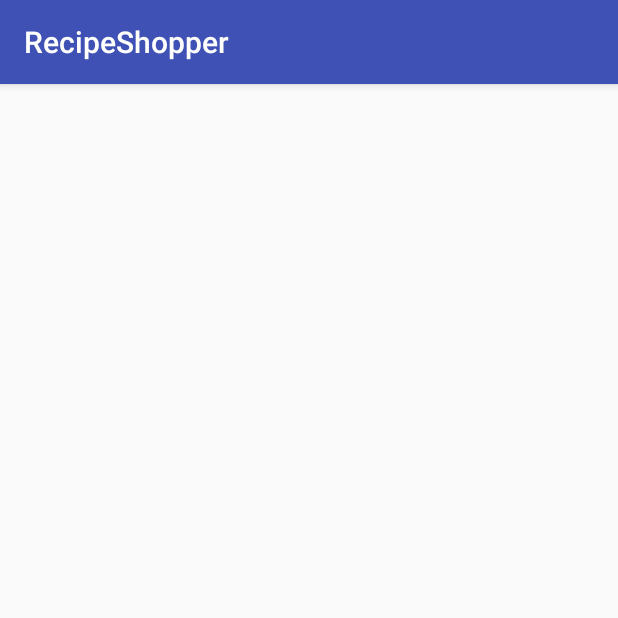
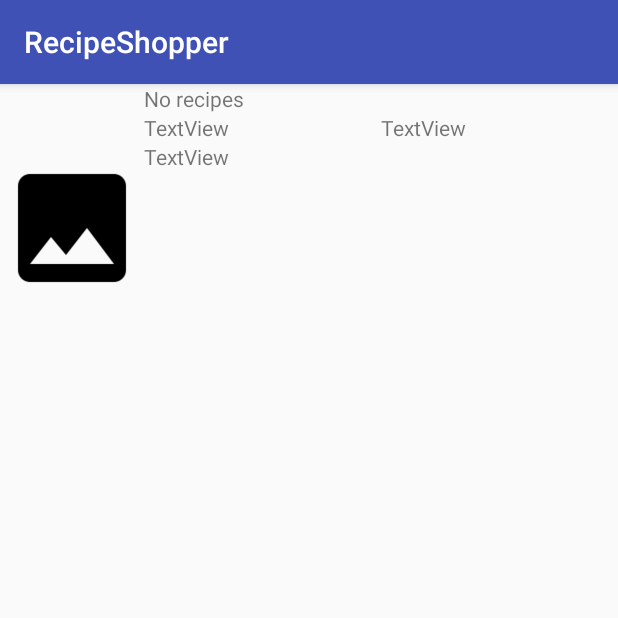
Before and after one commit to w7jh9a2/RecipeShopper, an Android app: the screen it shows after launch (MainActivity), on a phone screen of 412 x 824 dp, the top half of it. Run offline under Robolectric (Android 15) with nearby library versions, the phone set to English and light mode, and no system bars; our stand-ins replace Picasso; pictures from the network do not load; 6 statements that could not run were skipped.

Commit message:
Added RecipeRecyclerViewAdapter to populate main activity

```diff
--- a/app/src/main/java/com/example/nam/recipeshopper/MainActivity.java
+++ b/app/src/main/java/com/example/nam/recipeshopper/MainActivity.java
@@ -1,15 +1,18 @@
 package com.example.nam.recipeshopper;
 
 import android.os.Bundle;
+import android.support.v7.widget.LinearLayoutManager;
 import android.support.v7.widget.RecyclerView;
 import android.util.Log;
 import android.widget.ListView;
 
+import java.util.ArrayList;
 import java.util.List;
 
 public class MainActivity extends BaseActivity implements GetRecipeHtmlData.OnDataAvailable {
     private static final String TAG = "MainActivity";
-    private ListView listRecipes;
+    private RecipeRecyclerViewAdapter mRecipeRecyclerViewAdapter;
+    private List<RecipeEntry> listRecipes = new ArrayList<>();
 
 
     @Override
@@ -21,6 +24,10 @@ public class MainActivity extends BaseActivity implements GetRecipeHtmlData.OnDa
 
         // TODO: create RecyclerViewAdapter.
         RecyclerView recyclerView = (RecyclerView) findViewById(R.id.recycler_view);
+        recyclerView.setLayoutManager(new LinearLayoutManager(this));
+
+        mRecipeRecyclerViewAdapter = new RecipeRecyclerViewAdapter(this, listRecipes);
+        recyclerView.setAdapter(mRecipeRecyclerViewAdapter);
     }
 
     @Override
@@ -28,7 +35,6 @@ public class MainActivity extends BaseActivity implements GetRecipeHtmlData.OnDa
         Log.d(TAG, "onResume: starts");
         super.onResume();
 
-        // Testing GetRecipeHtmlData
         GetRecipeHtmlData getRecipeHtmlData = new GetRecipeHtmlData(this);
         getRecipeHtmlData.execute("https://www.seriouseats.com/recipes/2011/07/real-deal-mapo-dofu-tofu-chinese-sichuan-recipe.html");
     }
@@ -38,6 +44,8 @@ public class MainActivity extends BaseActivity implements GetRecipeHtmlData.OnDa
         Log.d(TAG, "onDataAvailable: starts");
 
         if(status == DownloadStatus.OK) {
+            listRecipes.add(newEntry);
+            mRecipeRecyclerViewAdapter.loadNewData(listRecipes);
             Log.d(TAG, "onDataAvailable: adds entry to existing list here");
         } else {
             // download or processing failed
--- /dev/null
+++ b/app/src/main/java/com/example/nam/recipeshopper/RecipeRecyclerViewAdapter.java
@@ -0,0 +1,84 @@
+package com.example.nam.recipeshopper;
+
+import android.content.Context;
+import android.support.v7.widget.RecyclerView;
+import android.util.Log;
+import android.view.LayoutInflater;
+import android.view.View;
+import android.view.ViewGroup;
+import android.widget.ImageView;
+import android.widget.TextView;
+
+import com.squareup.picasso.Picasso;
+
+import org.w3c.dom.Text;
+
+import java.util.List;
+
+public class RecipeRecyclerViewAdapter extends RecyclerView.Adapter<RecipeRecyclerViewAdapter.RecipeViewHolder> {
+    private static final String TAG = "RecipeRecyclerViewAdapt";
+    private List<RecipeEntry> mRecipeList;
+    private Context mContext;
+
+    public RecipeRecyclerViewAdapter(Context context, List<RecipeEntry> recipeList) {
+        mContext = context;
+        mRecipeList = recipeList;
+    }
+
+    @Override
+    public RecipeRecyclerViewAdapter.RecipeViewHolder onCreateViewHolder(ViewGroup parent, int viewType) {
+        Log.d(TAG, "onCreateViewHolder: new view requested");
+        View view = LayoutInflater.from(parent.getContext()).inflate(R.layout.list_entry, parent, false);
+        return new RecipeViewHolder(view);
+    }
+
+    @Override
+    public void onBindViewHolder(RecipeRecyclerViewAdapter.RecipeViewHolder holder, int position) {
+
+        if((mRecipeList == null) || (mRecipeList.size() == 0)) {
+            holder.thumbnail.setImageResource(R.drawable.placeholder);
+            holder.title.setText("No recipes");
+        } else {
+            RecipeEntry recipeEntry = mRecipeList.get(position);
+            Log.d(TAG, "onBindViewHolder: " + recipeEntry.getTitle() + "---> " + position);
+            Picasso.get().load(recipeEntry.getImageURL())
+                    .error(R.drawable.placeholder)
+                    .placeholder(R.drawable.placeholder)
+                    .into(holder.thumbnail);
+
+            holder.title.setText(recipeEntry.getTitle());
+            holder.yield.setText(recipeEntry.getYield());
+            holder.totalTime.setText(recipeEntry.getTotalTime());
+            holder.activeTime.setText(recipeEntry.getActiveTime());
+        }
+    }
+
+    @Override
+    public int getItemCount() {
+        return ((mRecipeList != null) && (mRecipeList.size() != 0) ? mRecipeList.size() : 1);
+    }
+
+    void loadNewData(List<RecipeEntry> updatedList) {
+        mRecipeList = updatedList;
+        notifyDataSetChanged();
+    }
+
+    static class RecipeViewHolder extends RecyclerView.ViewHolder {
+        private static final String TAG = "RecipeViewHolder";
+        ImageView thumbnail = null;
+        TextView title = null;
+        TextView yield = null;
+        TextView activeTime = null;
+        TextView totalTime = null;
+
+        public RecipeViewHolder(View itemView) {
+            super(itemView);
+            Log.d(TAG, "RecipeViewHolder: starts");
+            this.thumbnail = (ImageView) itemView.findViewById(R.id.thumbnail);
+            this.title = (TextView) itemView.findViewById(R.id.title);
+            this.yield = (TextView) itemView.findViewById(R.id.yield);
+            this.activeTime = (TextView) itemView.findViewById(R.id.activeTime);
+            this.totalTime = (TextView) itemView.findViewById(R.id.totalTime);
+        }
+    }
+}
--- a/app/src/main/res/layout/activity_ingredients.xml
+++ b/app/src/main/res/layout/activity_ingredients.xml
@@ -28,6 +28,6 @@
         android:layout_height="wrap_content"
         android:layout_gravity="bottom|end"
         android:layout_margin="@dimen/fab_margin"
-        app:srcCompat="@android:drawable/ic_dialog_email" />
+        app:srcCompat="@android:drawable/ic_input_add" />
 
 </android.support.design.widget.CoordinatorLayout>
--- a/app/src/main/res/layout/activity_main.xml
+++ b/app/src/main/res/layout/activity_main.xml
@@ -1,18 +1,14 @@
 <?xml version="1.0" encoding="utf-8"?>
-<android.support.constraint.ConstraintLayout xmlns:android="http://schemas.android.com/apk/res/android"
+<android.support.design.widget.CoordinatorLayout xmlns:android="http://schemas.android.com/apk/res/android"
     xmlns:app="http://schemas.android.com/apk/res-auto"
     xmlns:tools="http://schemas.android.com/tools"
     android:layout_width="match_parent"
     android:layout_height="match_parent"
     tools:context="com.example.nam.recipeshopper.MainActivity">
 
-    <ListView
-        android:id="@+id/recipeListView"
-        android:layout_width="368dp"
-        android:layout_height="495dp"
-        android:layout_marginTop="16dp"
-        app:layout_constraintLeft_toLeftOf="parent"
-        app:layout_constraintRight_toRightOf="parent"
-        app:layout_constraintTop_toTopOf="parent" />
+    <include
+        layout="@layout/content_main"
+        android:layout_width="match_parent"
+        android:layout_height="wrap_content" />
 
-</android.support.constraint.ConstraintLayout>
+</android.support.design.widget.CoordinatorLayout>
--- a/app/src/main/res/layout/content_ingredients.xml
+++ b/app/src/main/res/layout/content_ingredients.xml
@@ -2,10 +2,15 @@
 <android.support.constraint.ConstraintLayout xmlns:android="http://schemas.android.com/apk/res/android"
     xmlns:app="http://schemas.android.com/apk/res-auto"
     xmlns:tools="http://schemas.android.com/tools"
+    android:id="@+id/content_ingredients"
     android:layout_width="match_parent"
     android:layout_height="match_parent"
     app:layout_behavior="@string/appbar_scrolling_view_behavior"
     tools:context=".IngredientsActivity"
     tools:showIn="@layout/activity_ingredients">
 
+    <android.support.v7.widget.RecyclerView
+        android:id="@+id/recycler_ingredients"
+        android:layout_width="match_parent"
+        android:layout_height="match_parent" />
 </android.support.constraint.ConstraintLayout>
--- a/app/src/main/res/layout/list_entry.xml
+++ b/app/src/main/res/layout/list_entry.xml
@@ -1,5 +1,58 @@
 <?xml version="1.0" encoding="utf-8"?>
-<android.support.v4.view.ViewPager xmlns:android="http://schemas.android.com/apk/res/android"
-    android:layout_width="match_parent" android:layout_height="match_parent">
+<LinearLayout xmlns:android="http://schemas.android.com/apk/res/android"
+    xmlns:app="http://schemas.android.com/apk/res-auto"
+    android:id="@+id/viewPager"
+    android:layout_width="match_parent"
+    android:layout_height="match_parent">
 
-</android.support.v4.view.ViewPager>
+    <ImageView
+        android:id="@+id/thumbnail"
+        android:layout_width="wrap_content"
+        android:layout_height="wrap_content"
+        android:layout_weight="1"
+        app:srcCompat="@drawable/placeholder" />
+
+    <LinearLayout
+        android:layout_width="match_parent"
+        android:layout_height="wrap_content"
+        android:layout_weight="1"
+        android:orientation="vertical">
+
+        <TextView
+            android:id="@+id/title"
+            android:layout_width="match_parent"
+            android:layout_height="wrap_content"
+            android:layout_weight="1"
+            android:text="TextView" />
+
+        <LinearLayout
+            android:layout_width="match_parent"
+            android:layout_height="match_parent"
+            android:layout_weight="1"
+            android:orientation="horizontal">
+
+            <TextView
+                android:id="@+id/activeTime"
+                android:layout_width="wrap_content"
+                android:layout_height="wrap_content"
+                android:layout_weight="1"
+                android:text="TextView" />
+
+            <TextView
+                android:id="@+id/totalTime"
+                android:layout_width="wrap_content"
+                android:layout_height="wrap_content"
+                android:layout_weight="1"
+                android:text="TextView" />
+        </LinearLayout>
+
+        <TextView
+            android:id="@+id/yield"
+            android:layout_width="match_parent"
+            android:layout_height="wrap_content"
+            android:layout_weight="1"
+            android:text="TextView" />
+
+    </LinearLayout>
+
+</LinearLayout>
```
Also changed, not shown: app/build.gradle (+6 -5 lines), app/src/main/java/com/example/nam/recipeshopper/BaseActivity.java (+7 -1 lines), app/src/main/java/com/example/nam/recipeshopper/IngredientsActivity.java (+4 -3 lines), app/src/main/res/layout/ingredient.xml (added, +13 -0 lines), app/src/main/res/drawable/placeholder.png (added).
